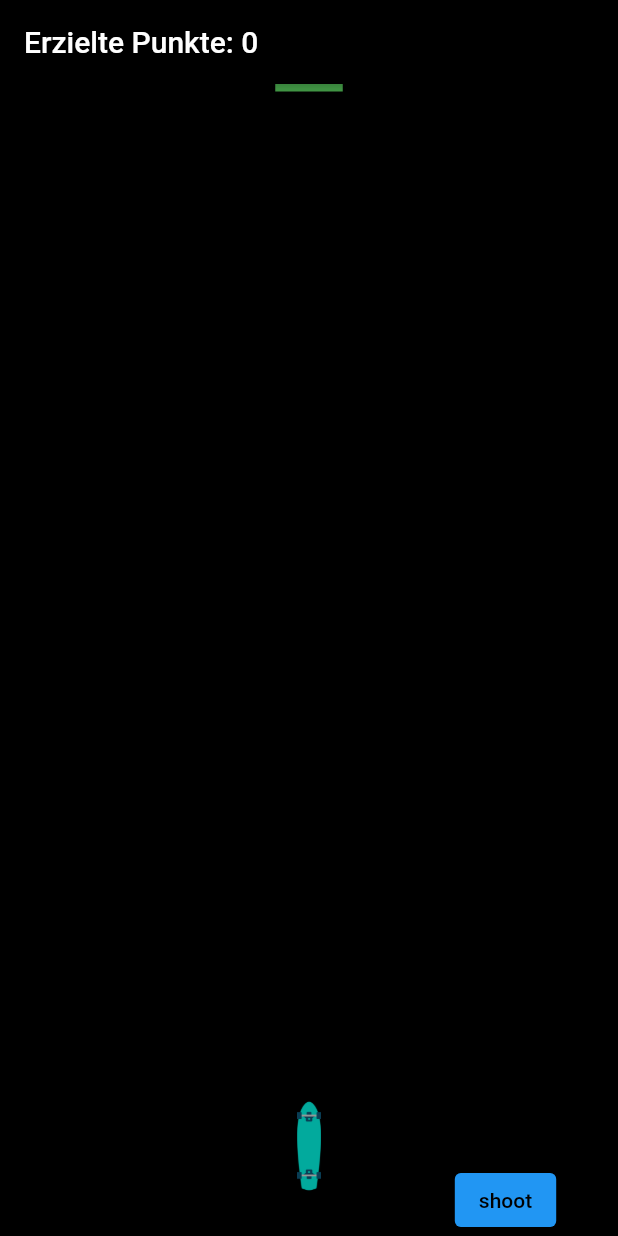
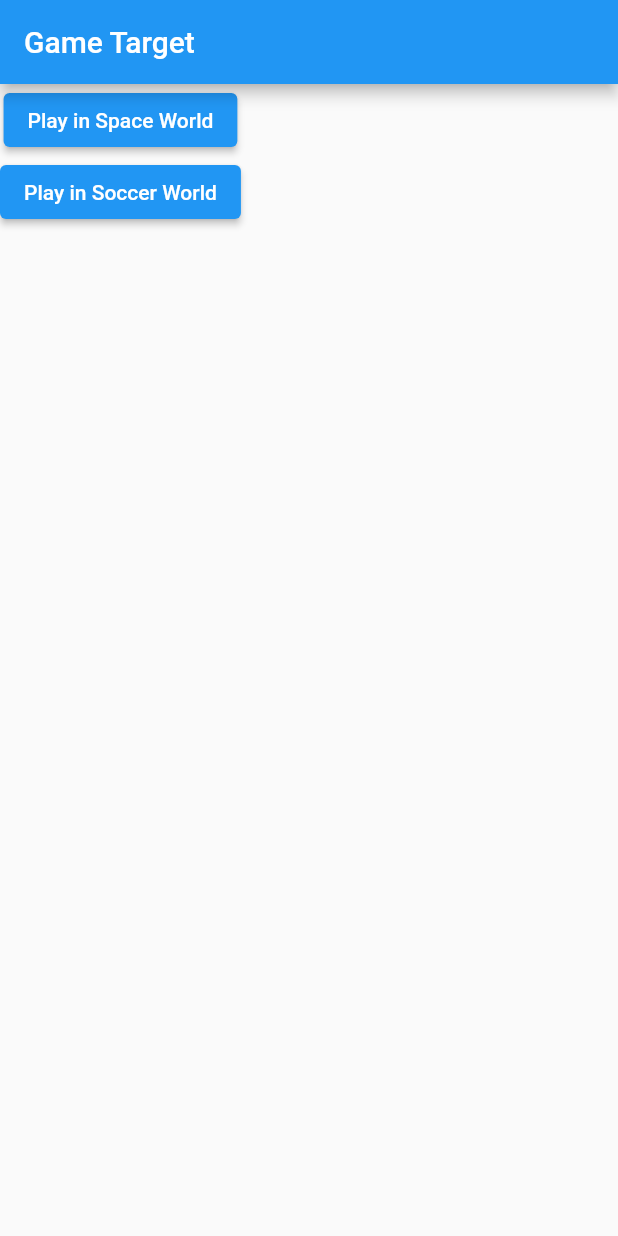
Before and after one commit to frischi6/m335, a Flutter app: the screen it shows after launch, on a phone screen of 412 x 824 dp. Run offline on Flutter 3.47's test engine with Material 2 defaults, Android fonts, the phone set to English and light mode, and no system bars; our stand-ins replace sensors_plus.

Commit message:
auswahl zwischen 2 worlds

```diff
--- a/lib/main.dart
+++ b/lib/main.dart
@@ -1,228 +1,8 @@
-import 'dart:async';
-import 'dart:math';
-
 import 'package:flutter/material.dart';
 import 'package:m335/model/gameImage.dart';
-import 'package:sensors_plus/sensors_plus.dart';
-
-import 'model/object.dart';
+import 'package:m335/pages/gamePage.dart';
+import 'package:m335/pages/startPage.dart';
 
 void main() {
-  runApp(const MyApp());
+  runApp(StartPage());
 }
-
-class MyApp extends StatelessWidget {
-  const MyApp({Key? key}) : super(key: key);
-
-  // This widget is the root of your application.
-  @override
-  Widget build(BuildContext context) {
-    return MaterialApp(
-      title: 'Flutter Demo',
-      theme: ThemeData(
-        primarySwatch: Colors.blue,
-      ),
-      home: const MyHomePage(title: 'letsgo M335'),
-    );
-  }
-}
-
-class MyHomePage extends StatefulWidget {
-  const MyHomePage({Key? key, required this.title}) : super(key: key);
-  final String title;
-
-  @override
-  State<MyHomePage> createState() => _MyHomePageState();
-}
-
-class _MyHomePageState extends State<MyHomePage> {
-  //!!
-  double xStart = 0;
-  double yStart = 30;
-  double xEnd = 0;
-  double yEnd = -150;
-
-  double xAlignTarget = 0.6;
-
-  double targetX = 150;
-
-  bool boolVisible = false;
-
-  int points = 0;
-
-  double xRandomTarget = 0;
-
-  double xValue = 0;
-  double yValueBoard = 1;
-  double yValueBullet = 1;
-  //double yValueBullet = 0.3;
-  late StreamSubscription subscription;
-
-  double bottomBullet = 150;
-
-  @override
-  void initState() {
-    super.initState();
-    subscription = accelerometerEvents.listen((event) {
-      setState(() {
-        moveImg(event.x);
-      });
-    });
-  }
-
-  bulletRunTarget() {
-    setState(() {
-      //xStart = xEnd;
-      boolVisible = true;
-      yStart = MediaQuery.of(context).size.height;
-    });
-
-    Future.delayed(const Duration(milliseconds: 2000), () {
-      if (xRandomTarget + 0.15 >= xValue && xRandomTarget - 0.15 <= xValue) {
-        setState(() {
-          points++;
-        });
-      }
-      generateRandomTargetX();
-    });
-
-    Future.delayed(const Duration(milliseconds: 1000), () {
-      resetBulletPosition();
-    });
-  }
-
-//hier noch schauen, dass auch negative zahl
-//Random().nextDouble() gibt Zahl zwischen 0 und 1
-  generateRandomTargetX() {
-    setState(() {
-      bool randomBool = Random().nextBool();
-      if (randomBool) {
-        xRandomTarget = Random().nextDouble();
-      } else {
-        xRandomTarget = Random().nextDouble() * -1;
-      }
-    });
-  }
-
-  resetBulletPosition() {
-    setState(() {
-      boolVisible = false;
-      yValueBullet = yValueBoard;
-      yStart = 30;
-    });
-  }
-
-  void moveImg(double effectiveX) {
-    double theEffectiveX = effectiveX;
-    setState(() {
-      if (theEffectiveX > 2.0) {
-        theEffectiveX = 2.0;
-      } else if (theEffectiveX < -2.0) {
-        theEffectiveX = -2.0;
-      }
-
-      xValue = theEffectiveX / 2.0 * -1;
-    });
-  }
-
-  @override
-  Widget build(BuildContext context) {
-    return Scaffold(
-            appBar: AppBar(
-              backgroundColor: Colors.black,
-              title: (Text('Erzielte Punkte: $points')),
-            ),
-            body: Stack(
-              children: <Widget>[
-                Container(
-                  //background
-                  width: MediaQuery.of(context).size.width,
-                  height: MediaQuery.of(context).size.height,
-                  color: Colors.black,
-                ),
-                AnimatedPositioned(
-                  //target
-                  curve: Curves.linear,
-                  duration: const Duration(milliseconds: 500),
-                  top: 0,
-                  left: xStart.toDouble(),
-                  child: Container(
-                    child: Container(
-                      color: Colors.green,
-                      height: 5,
-                      width: 45,
-                    ),
-                    alignment: Alignment(xRandomTarget, -1),
-                    width: MediaQuery.of(context).size.width,
-                    height: 20,
-                    color: Colors.black,
-                  ),
-                ),
-                AnimatedPositioned(
-                    curve: Curves.linear,
-                    duration: const Duration(milliseconds: 1000),
-                    bottom: yStart.toDouble(),
-                    left: xStart.toDouble(),
-
-                    //objekt
-                    child: Visibility(
-                      child: Container(
-                        child: Objekt(),
-                        alignment: Alignment(xValue,
-                            yValueBullet), //diesen wert hat geschossene kugel
-                        width: MediaQuery.of(context).size.width,
-                        height: 20,
-                        color: Colors.black,
-                      ),
-                      visible: boolVisible,
-                    )),
-                Positioned(
-                  //board
-                  child: AnimatedContainer(
-                    duration: Duration(milliseconds: 1000),
-                    child: GameImage(),
-                    alignment: Alignment(xValue, yValueBoard),
-                    width: MediaQuery.of(context).size.width,
-                    height: 90,
-                    color: Colors.black,
-                  ),
-                  bottom: 30,
-                ),
-                Positioned(
-                  child: ElevatedButton(
-                    child: Text(
-                      'shoot',
-                      style: TextStyle(color: Colors.black),
-                    ),
-                    onPressed: () {
-                      bulletRunTarget();
-                    },
-                  ),
-                  bottom: 0,
-                  right: MediaQuery.of(context).size.width * 0.1,
-                ),
-              ],
-            ))
-        /*.Stack(
-  children: <Widget>[
-    Container(
-      width: 100,
-      height: 100,
-      color: Colors.red,
-    ),
-    Container(
-      width: 90,
-      height: 90,
-      color: Colors.green,
-    ),
-    Container(
-      width: 80,
-      height: 80,
-      color: Colors.blue,
-    ),
-  ],
-)*/
-
-        ;
-  }
-}
--- a/lib/model/gameImage.dart
+++ b/lib/model/gameImage.dart
@@ -1,12 +1,24 @@
 import 'package:flutter/material.dart';
 
 class GameImage extends StatelessWidget {
+  GameImage({Key? key, required this.chosenWorld}) : super(key: key) {}
+
+  int chosenWorld;
+
   @override
   Widget build(BuildContext context) {
     return Container(
-      child: Image.asset('images/skate.png'),
-      height: 60,
-      width: 60,
+      child: Image.asset(getImage()),
+      height: 80,
+      width: 80,
     );
   }
+
+  String getImage() {
+    if (chosenWorld == 0) {
+      return 'images/rakete.png';
+    } else {
+      return 'images/player.png';
+    }
+  }
 }
--- /dev/null
+++ b/lib/pages/startPage.dart
@@ -0,0 +1,64 @@
+import 'package:flutter/material.dart';
+import 'package:m335/pages/gamePage.dart';
+
+class StartPage extends StatelessWidget {
+  const StartPage({Key? key}) : super(key: key);
+
+  // This widget is the root of your application.
+  @override
+  Widget build(BuildContext context) {
+    return MaterialApp(
+      title: 'Flutter Demo',
+      theme: ThemeData(
+        primarySwatch: Colors.blue,
+      ),
+      home: const MyStartPage(title: 'Game Target'),
+    );
+  }
+}
+
+class MyStartPage extends StatefulWidget {
+  const MyStartPage({Key? key, required this.title}) : super(key: key);
+  final String title;
+
+  @override
+  State<MyStartPage> createState() => _MyStartPage();
+}
+
+class _MyStartPage extends State<MyStartPage> {
+  @override
+  void initState() {
+    super.initState();
+  }
+
+  @override
+  Widget build(BuildContext context) {
+    return Scaffold(
+      appBar: AppBar(title: Text('Game Target')),
+      body: Column(
+        children: [
+          ElevatedButton(
+              child: Text('Play in Space World'),
+              onPressed: () {
+                Navigator.push(
+                  context,
+                  MaterialPageRoute(builder: (context) {
+                    return GamePage(chosenWorld: 0);
+                  }),
+                );
+              }),
+          ElevatedButton(
+              child: Text('Play in Soccer World'),
+              onPressed: () {
+                Navigator.push(
+                  context,
+                  MaterialPageRoute(builder: (context) {
+                    return GamePage(chosenWorld: 1);
+                  }),
+                );
+              }),
+        ],
+      ),
+    );
+  }
+}
```
Also changed, not shown: lib/model/object.dart (+14 -3 lines), lib/pages/gamePage.dart (added, +232 -0 lines), pubspec.yaml (+8 -4 lines), images/flame.png (added), images/fussball.png (added), images/gamesquare.png (deleted), images/kugel.png (deleted), images/player.png (added), images/rakete.png (added), images/rock.png (deleted), images/skate.png (deleted), pubspec.lock, 1 other file.
